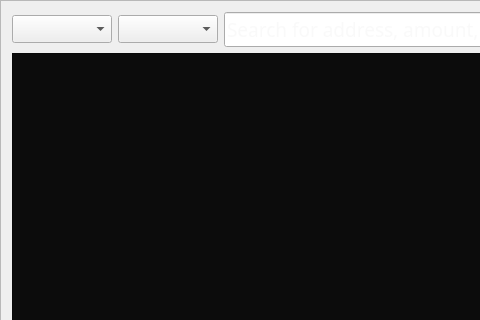
Qt form src/gui/ui/transactionsframe.ui (aejontargaryen/FanGoldWallet) before a commit; both pictures show x 0 to 480 and y 0 to 320 of the 830 by 614 pixel window.
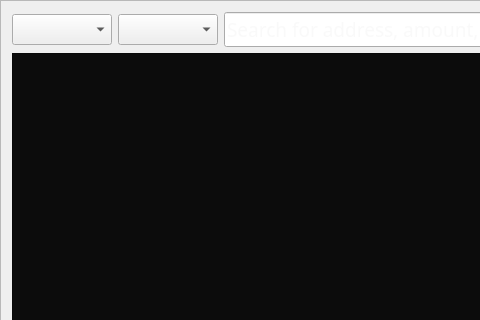
The same form after that commit. Icons and pictures are not drawn.

Patch:
```diff
--- a/src/gui/ui/transactionsframe.ui
+++ b/src/gui/ui/transactionsframe.ui
@@ -32,7 +32,7 @@
        </property>
        <property name="font">
         <font>
-         <pointsize>13</pointsize>
+         <pointsize>14</pointsize>
         </font>
        </property>
        <property name="styleSheet">
@@ -53,7 +53,7 @@
        </property>
        <property name="font">
         <font>
-         <pointsize>13</pointsize>
+         <pointsize>14</pointsize>
         </font>
        </property>
        <property name="styleSheet">
```
Left out of the diff: 5 changed lines with no effect on the pictures.
